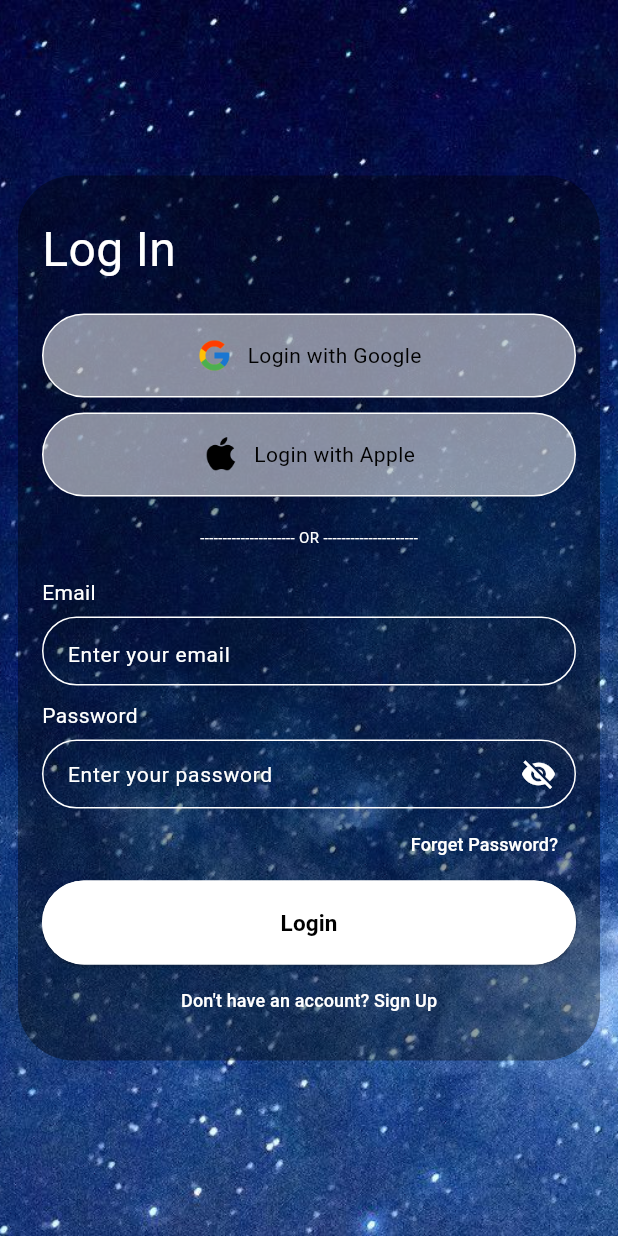
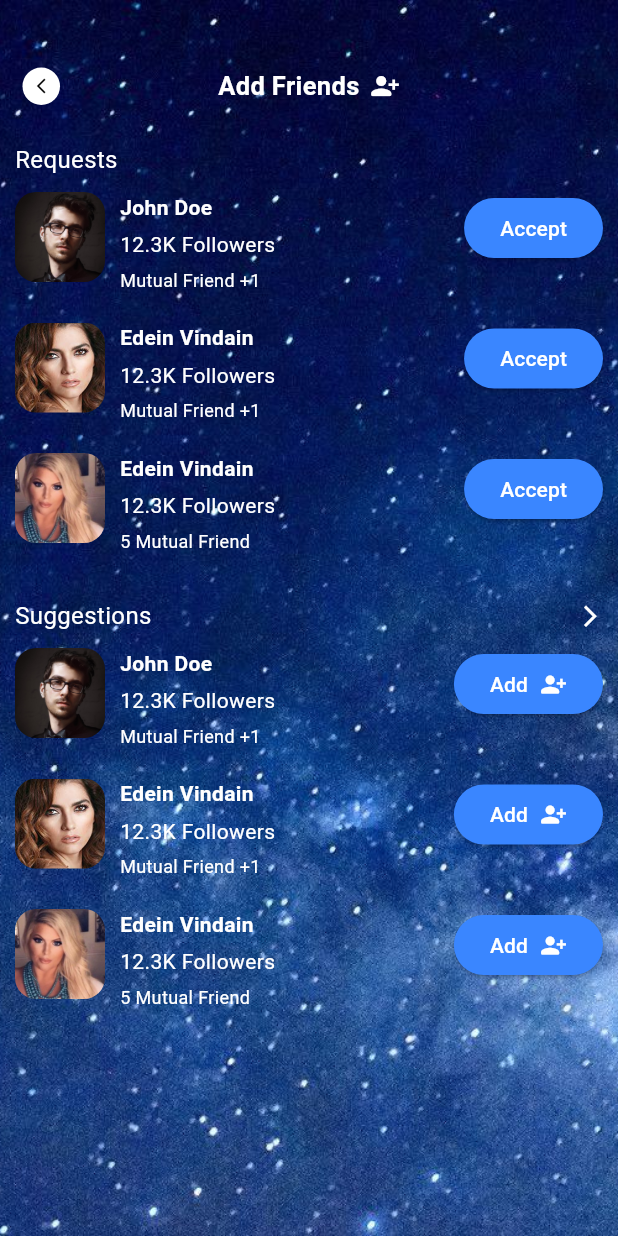
Before and after one commit to AmmaraAkbar123/Mirror-App, a Flutter app: the screen it shows after launch, on a phone screen of 412 x 824 dp. Run offline on Flutter 3.47's test engine with Material 3 defaults, Android fonts, the light colour scheme and no system bars; our stand-ins replace fl_chart.

Commit message:
add friends screen

```diff
--- a/lib/main.dart
+++ b/lib/main.dart
@@ -1,6 +1,7 @@
 import 'package:flutter/material.dart';
 import 'package:mirror/authentication/screen/forget_pasword_screen.dart';
 import 'package:mirror/view/screen/add_post.dart';
+import 'package:mirror/view/screen/add_friends_screen.dart';
 import 'package:mirror/view/screen/cloud_chat_screen.dart';
 import 'package:mirror/view/screen/contest_screen.dart';
 import 'package:mirror/view/screen/event_des_screen.dart';
@@ -50,6 +51,7 @@ class MyApp extends StatelessWidget {
         '/cloudchat': (context) => CloudChatScreen(),
         '/notification': (context) => NotificationScreen(),
         '/addpost': (context) => const AddPostScreen(),
+        '/addfriendsscreen': (context) => AddFriendsScreen(),
       },
       debugShowCheckedModeBanner: false,
     );
--- /dev/null
+++ b/lib/view/screen/add_friends_screen.dart
@@ -0,0 +1,287 @@
+import 'package:flutter/material.dart';
+import 'package:mirror/view/screen/widgets/custom_title_appbar.dart';
+
+class AddFriendsScreen extends StatelessWidget {
+  AddFriendsScreen({super.key});
+  final List<NotificationModel> notifications = [
+    NotificationModel(
+      username: 'John Doe',
+      userImage: 'assets/images/user1.png',
+      follower: '12.3K Followers',
+      timeAgo: 'Mutual Friend +1',
+    ),
+    NotificationModel(
+      username: 'Edein Vindain',
+      userImage: 'assets/images/user2.png',
+      follower: '12.3K Followers',
+      timeAgo: 'Mutual Friend +1',
+    ),
+    NotificationModel(
+      username: 'Edein Vindain',
+      userImage: 'assets/images/user3.png',
+      follower: '12.3K Followers',
+      timeAgo: '5 Mutual Friend',
+    ),
+    // Add more notifications here
+  ];
+
+  @override
+  Widget build(BuildContext context) {
+    // Get the height of the screen
+
+    return Scaffold(
+      body: Stack(
+        fit: StackFit.expand,
+        children: [
+          Image.asset(
+            'assets/images/image.jpeg',
+            fit: BoxFit.cover,
+          ),
+          Column(
+            children: [
+              Padding(
+                padding: const EdgeInsets.only(left: 15, right: 15, top: 45),
+                child: CustomTitleAppbar(
+                  title: "Add Friends",
+                  leftIcon: Icons.arrow_back_ios_new,
+                  midIcon: Icons.person_add_alt_1_rounded,
+                ),
+              ),
+              SizedBox(height: 15),
+              Expanded(
+                child: SingleChildScrollView(
+                  child: Column(
+                    mainAxisSize: MainAxisSize.min,
+                    crossAxisAlignment: CrossAxisAlignment.start,
+                    children: [
+                      Padding(
+                        padding: const EdgeInsets.only(left: 10, top: 10),
+                        child: Text(
+                          "Requests",
+                          style: TextStyle(
+                            color: Colors.white,
+                            fontSize: 16,
+                          ),
+                        ),
+                      ),
+                      ///////////////////////
+                      ListView.builder(
+                        padding: const EdgeInsets.all(10),
+                        shrinkWrap: true,
+                        physics: NeverScrollableScrollPhysics(),
+                        itemCount: notifications.length,
+                        itemBuilder: (context, index) {
+                          final notification = notifications[index];
+                          return Column(
+                            crossAxisAlignment: CrossAxisAlignment.start,
+                            children: [
+                              Row(
+                                crossAxisAlignment: CrossAxisAlignment.start,
+                                children: [
+                                  Container(
+                                      height: 60,
+                                      width: 60,
+                                      child: ClipRRect(
+                                        borderRadius: BorderRadius.circular(14),
+                                        child: Image(
+                                          fit: BoxFit.cover,
+                                          image: AssetImage(
+                                              notification.userImage),
+                                        ),
+                                      )),
+                                  SizedBox(width: 10),
+                                  Expanded(
+                                    child: Column(
+                                      crossAxisAlignment:
+                                          CrossAxisAlignment.start,
+                                      children: [
+                                        Text(
+                                          "${notification.username}",
+                                          style: TextStyle(
+                                              color: Colors.white,
+                                              fontWeight: FontWeight.w700),
+                                        ),
+                                        SizedBox(height: 5),
+                                        Text(
+                                          notification.follower,
+                                          style: TextStyle(
+                                            color: Colors.white,
+                                          ),
+                                        ),
+                                        SizedBox(height: 5),
+                                        Text(
+                                          notification.timeAgo,
+                                          style: TextStyle(
+                                              color: Colors.white,
+                                              fontSize: 12),
+                                        ),
+                                        SizedBox(height: 10),
+                                      ],
+                                    ),
+                                  ),
+                                  ConditionalButton(
+                                    hasIcon:
+                                        false, // Change to false to show button without icon
+                                    onPressed: () {
+                                      // Add your onPressed logic here
+                                    },
+                                  ),
+                                ],
+                              ),
+                              SizedBox(height: 10), // Add space between items
+                            ],
+                          );
+                        },
+                      ),
+                      Padding(
+                        padding: const EdgeInsets.only(left: 10, right: 10),
+                        child: Row(
+                          mainAxisAlignment: MainAxisAlignment.spaceBetween,
+                          children: [
+                            Text(
+                              "Suggestions",
+                              style: TextStyle(
+                                color: Colors.white,
+                                fontSize: 16,
+                              ),
+                            ),
+                            Icon(
+                              Icons.arrow_forward_ios,
+                              color: Colors.white,
+                              size: 17,
+                            )
+                          ],
+                        ),
+                      ),
+                      //////////////////
+                      ListView.builder(
+                        padding: const EdgeInsets.all(10),
+                        shrinkWrap: true,
+                        physics: NeverScrollableScrollPhysics(),
+                        itemCount: notifications.length,
+                        itemBuilder: (context, index) {
+                          final notification = notifications[index];
+                          return Column(
+                            crossAxisAlignment: CrossAxisAlignment.start,
+                            children: [
+                              Row(
+                                crossAxisAlignment: CrossAxisAlignment.start,
+                                children: [
+                                  Container(
+                                      height: 60,
+                                      width: 60,
+                                      child: ClipRRect(
+                                        borderRadius: BorderRadius.circular(14),
+                                        child: Image(
+                                          fit: BoxFit.cover,
+                                          image: AssetImage(
+                                              notification.userImage),
+                                        ),
+                                      )),
+                                  SizedBox(width: 10),
+                                  Expanded(
+                                    child: Column(
+                                      crossAxisAlignment:
+                                          CrossAxisAlignment.start,
+                                      children: [
+                                        Text(
+                                          "${notification.username}",
+                                          style: TextStyle(
+                                              color: Colors.white,
+                                              fontWeight: FontWeight.w700),
+                                        ),
+                                        SizedBox(height: 5),
+                                        Text(
+                                          notification.follower,
+                                          style: TextStyle(
+                                            color: Colors.white,
+                                          ),
+                                        ),
+                                        SizedBox(height: 5),
+                                        Text(
+                                          notification.timeAgo,
+                                          style: TextStyle(
+                                              color: Colors.white,
+                                              fontSize: 12),
+                                        ),
+                                        SizedBox(height: 10),
+                                      ],
+                                    ),
+                                  ),
+                                  ConditionalButton(
+                                    hasIcon:
+                                        true, // Change to false to show button without icon
+                                    onPressed: () {
+                                      // Add your onPressed logic here
+                                    },
+                                  ),
+                                ],
+                              ),
+                              SizedBox(height: 10), // Add space between items
+                            ],
+                          );
+                        },
+                      ),
+                    ],
+                  ),
+                ),
+              ),
+            ],
+          ),
+        ],
+      ),
+    );
+  }
+}
+
+class NotificationModel {
+  final String username;
+  final String userImage;
+  final String follower;
+  final String timeAgo;
+
+  NotificationModel({
+    required this.username,
+    required this.userImage,
+    required this.follower,
+    required this.timeAgo,
+  });
+}
+
+class ConditionalButton extends StatelessWidget {
+  final bool hasIcon;
+  final VoidCallback onPressed;
+
+  ConditionalButton({required this.hasIcon, required this.onPressed});
+
+  @override
+  Widget build(BuildContext context) {
+    return ElevatedButton(
+      onPressed: onPressed,
+      style: ElevatedButton.styleFrom(
+        backgroundColor: Color(0xFF3A86FF), // Set your desired color here
+        shape: RoundedRectangleBorder(
+          borderRadius:
+              BorderRadius.circular(25.0), // Set your desired radius here
+        ),
+      ),
+      child: hasIcon
+          ? Row(
+              mainAxisAlignment: MainAxisAlignment.center,
+              children: [
+                Text(
+                  'Add',
+                  style: TextStyle(color: Colors.white),
+                ),
+                SizedBox(width: 8.0),
+                Icon(Icons.person_add_alt_1_rounded,
+                    color: Colors.white), // Replace with your desired icon
+              ],
+            )
+          : Text(
+              'Accept',
+              style: TextStyle(color: Colors.white),
+            ),
+    );
+  }
+}
--- a/lib/view/screen/main_profile_screen.dart
+++ b/lib/view/screen/main_profile_screen.dart
@@ -76,12 +76,16 @@ class MainProfileScreen extends StatelessWidget {
                     children: [
                       Row(
                         children: [
-                          Text(
+                          GestureDetector(
+                            onTap: () =>
+                                Navigator.of(context).pushNamed('/profile'),
+                            child: Text(
                               "Profile",
                               style: TextStyle(
                                   color: Colors.white,
                                   fontSize: 16,
                                   fontWeight: FontWeight.w700),
+                            ),
                           ),
                           SizedBox(
                             width: 5,
@@ -151,10 +155,14 @@ class MainProfileScreen extends StatelessWidget {
                     children: [
                       Column(
                         children: [
-                          CircleAvatar(
+                          GestureDetector(
+                            onTap: () =>
+                                Navigator.of(context).pushNamed('/profile'),
+                            child: CircleAvatar(
                               backgroundImage:
                                   AssetImage("assets/images/user4.png"),
                               radius: 18,
+                            ),
                           ),
                           Text(
                             "@gmail",
--- a/lib/view/screen/splash_screen.dart
+++ b/lib/view/screen/splash_screen.dart
@@ -12,7 +12,7 @@ class SplashScreenState extends State<SplashScreen> {
   void initState() {
     super.initState();
     Future.delayed(const Duration(seconds: 3), () {
-      Navigator.pushReplacementNamed(context, '/login');
+      Navigator.pushReplacementNamed(context, '/addfriendsscreen');
     });
   }
 
--- a/lib/view/screen/widgets/custom_title_appbar.dart
+++ b/lib/view/screen/widgets/custom_title_appbar.dart
@@ -5,14 +5,16 @@ class CustomTitleAppbar extends StatelessWidget {
   final IconData? leftIcon;
   final IconData? rightIcon;
   final bool isMessage;
+  final IconData? midIcon;
 
   const CustomTitleAppbar({
-    super.key,
+    Key? key,
     required this.title,
     this.leftIcon,
     this.rightIcon,
     this.isMessage = false,
-  });
+    this.midIcon,
+  }) : super(key: key);
 
   @override
   Widget build(BuildContext context) {
@@ -40,7 +42,10 @@ class CustomTitleAppbar extends StatelessWidget {
         ),
         Expanded(
           child: Center(
-            child: Text(
+            child: Row(
+              mainAxisSize: MainAxisSize.min,
+              children: [
+                Text(
                   title,
                   style: TextStyle(
                     color: Colors.white,
@@ -48,6 +53,16 @@ class CustomTitleAppbar extends StatelessWidget {
                     fontWeight: FontWeight.w700,
                   ),
                   textAlign: TextAlign.center,
+                ),
+                if (midIcon != null) ...[
+                  SizedBox(width: 7),
+                  Icon(
+                    midIcon,
+                    color: Colors.white,
+                    size: 20,
+                  ),
+                ],
+              ],
             ),
           ),
         ),
```
Lines whose indentation alone changed are shown as unchanged.
